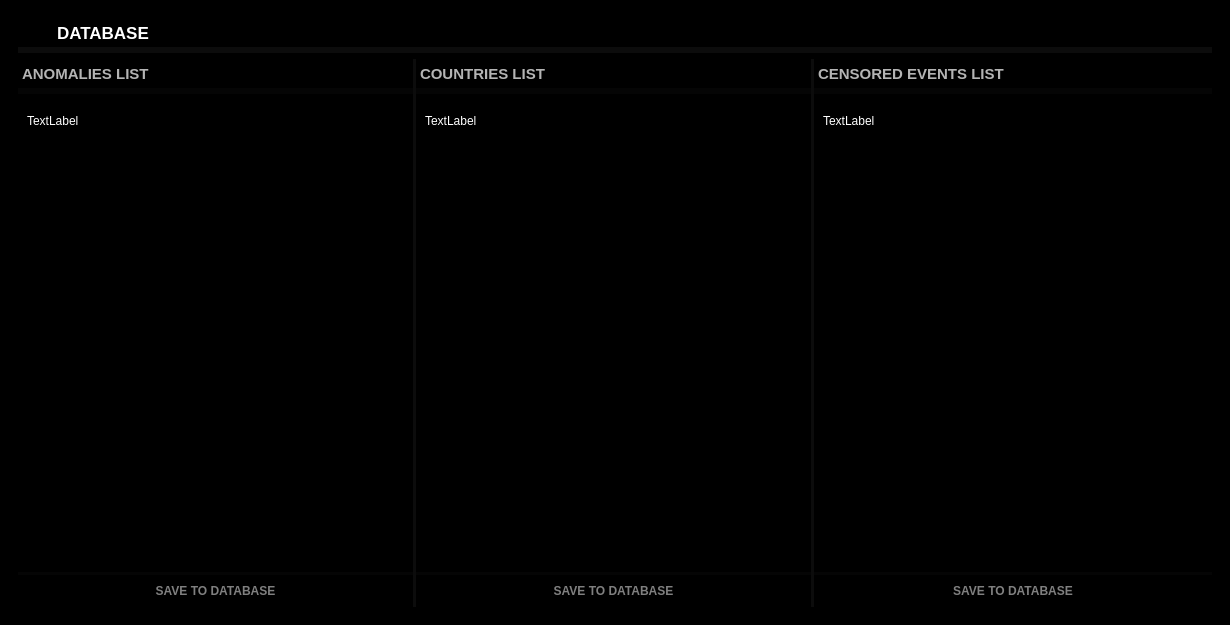
Old version of the form software/censorship_detection/database.ui in the repository john0x44/Censorship-Detection-In-Censored-Planet.
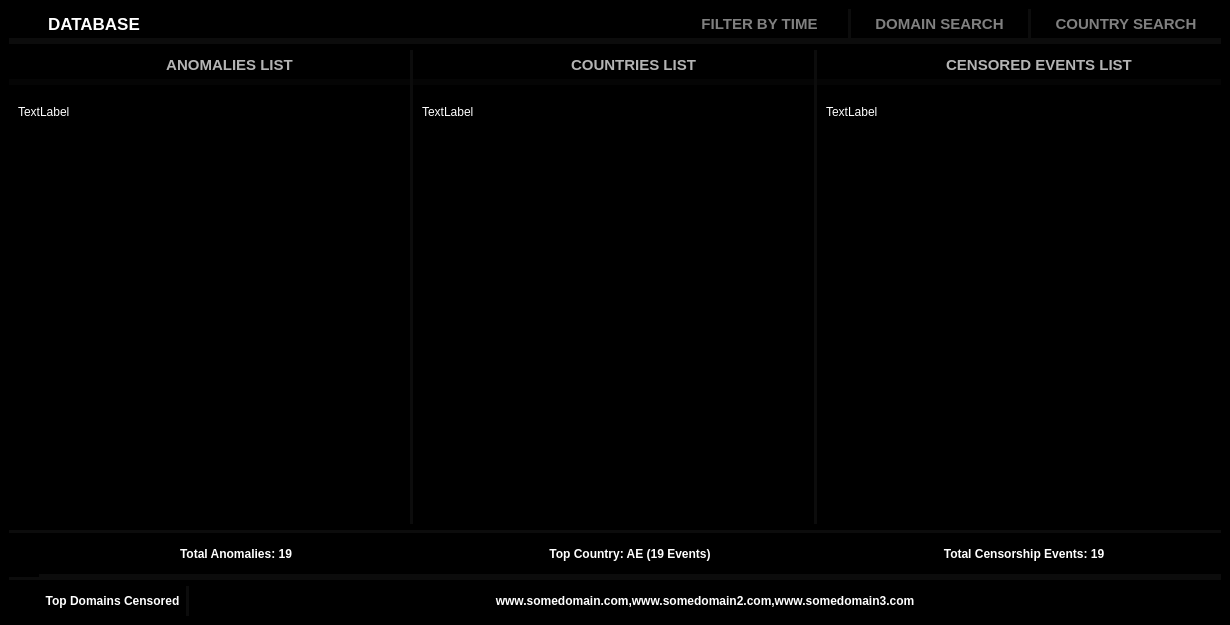
New version of the form. Icons and pictures are not drawn.

Patch:
```diff
--- a/software/censorship_detection/database.ui
+++ b/software/censorship_detection/database.ui
@@ -44,6 +44,21 @@
 </string>
    </property>
    <layout class="QVBoxLayout" name="verticalLayout">
+    <property name="spacing">
+     <number>0</number>
+    </property>
+    <property name="leftMargin">
+     <number>0</number>
+    </property>
+    <property name="topMargin">
+     <number>0</number>
+    </property>
+    <property name="rightMargin">
+     <number>0</number>
+    </property>
+    <property name="bottomMargin">
+     <number>0</number>
+    </property>
     <item>
      <widget class="QFrame" name="frame">
       <property name="frameShape">
@@ -130,6 +145,116 @@
             </property>
            </widget>
           </item>
+          <item>
+           <widget class="QPushButton" name="pushButton_7">
+            <property name="sizePolicy">
+             <sizepolicy hsizetype="Preferred" vsizetype="Preferred">
+              <horstretch>0</horstretch>
+              <verstretch>0</verstretch>
+             </sizepolicy>
+            </property>
+            <property name="maximumSize">
+             <size>
+              <width>180</width>
+              <height>16777215</height>
+             </size>
+            </property>
+            <property name="font">
+             <font>
+              <pointsize>11</pointsize>
+              <weight>75</weight>
+              <bold>true</bold>
+             </font>
+            </property>
+            <property name="styleSheet">
+             <string notr="true">Border-Right: 3px solid rgba(255,255,255,0.05);
+</string>
+            </property>
+            <property name="text">
+             <string>FILTER BY TIME</string>
+            </property>
+            <property name="icon">
+             <iconset>
+              <normaloff>icons/clock.svg</normaloff>icons/clock.svg</iconset>
+            </property>
+            <property name="iconSize">
+             <size>
+              <width>25</width>
+              <height>25</height>
+             </size>
+            </property>
+           </widget>
+          </item>
+          <item>
+           <widget class="QPushButton" name="pushButton_8">
+            <property name="sizePolicy">
+             <sizepolicy hsizetype="Preferred" vsizetype="Preferred">
+              <horstretch>0</horstretch>
+              <verstretch>0</verstretch>
+             </sizepolicy>
+            </property>
+            <property name="maximumSize">
+             <size>
+              <width>180</width>
+              <height>16777215</height>
+             </size>
+            </property>
+            <property name="font">
+             <font>
+              <pointsize>11</pointsize>
+              <weight>75</weight>
+              <bold>true</bold>
+             </font>
+            </property>
+            <property name="styleSheet">
+             <string notr="true">Border-Right: 3px solid rgba(255,255,255,0.05);
+</string>
+            </property>
+            <property name="text">
+             <string>DOMAIN SEARCH</string>
+            </property>
+            <property name="icon">
+             <iconset>
+              <normaloff>icons/web.svg</normaloff>icons/web.svg</iconset>
+            </property>
+           </widget>
+          </item>
+          <item>
+           <widget class="QPushButton" name="pushButton_9">
+            <property name="sizePolicy">
+             <sizepolicy hsizetype="Preferred" vsizetype="Preferred">
+              <horstretch>0</horstretch>
+              <verstretch>0</verstretch>
+             </sizepolicy>
+            </property>
+            <property name="maximumSize">
+             <size>
+              <width>190</width>
+              <height>16777215</height>
+             </size>
+            </property>
+            <property name="font">
+             <font>
+              <pointsize>11</pointsize>
+              <weight>75</weight>
+              <bold>true</bold>
+             </font>
+            </property>
+            <property name="text">
+             <string>COUNTRY SEARCH</string>
+            </property>
+            <property name="icon">
+             <iconset>
+              <normaloff>icons/country.svg</normaloff>icons/country.svg</iconset>
+            </property>
+            <property name="iconSize">
+             <size>
+              <width>22</width>
+              <height>22</height>
+             </size>
+            </property>
+           </widget>
+          </item>
          </layout>
         </widget>
        </item>
@@ -220,6 +345,35 @@
                 <property name="bottomMargin">
                  <number>0</number>
                 </property>
+                <item>
+                 <widget class="QPushButton" name="pushButton_2">
+                  <property name="sizePolicy">
+                   <sizepolicy hsizetype="Preferred" vsizetype="Preferred">
+                    <horstretch>0</horstretch>
+                    <verstretch>0</verstretch>
+                   </sizepolicy>
+                  </property>
+                  <property name="maximumSize">
+                   <size>
+                    <width>40</width>
+                    <height>16777215</height>
+                   </size>
+                  </property>
+                  <property name="text">
+                   <string/>
+                  </property>
+                  <property name="icon">
+                   <iconset>
+                    <normaloff>icons/anomaly.svg</normaloff>icons/anomaly.svg</iconset>
+                  </property>
+                  <property name="iconSize">
+                   <size>
+                    <width>25</width>
+                    <height>25</height>
+                   </size>
+                  </property>
+                 </widget>
+                </item>
                 <item>
                  <widget class="QLabel" name="label_2">
                   <property name="font">
@@ -235,6 +389,9 @@
                   <property name="text">
                    <string>ANOMALIES LIST</string>
                   </property>
+                  <property name="alignment">
+                   <set>Qt::AlignCenter</set>
+                  </property>
                  </widget>
                 </item>
                </layout>
@@ -283,8 +440,8 @@
                     <rect>
                      <x>0</x>
                      <y>0</y>
-                     <width>395</width>
-                     <height>478</height>
+                     <width>401</width>
+                     <height>439</height>
                     </rect>
                    </property>
                    <layout class="QVBoxLayout" name="verticalLayout_9">
@@ -305,35 +462,6 @@
                   </widget>
                  </widget>
                 </item>
-                <item>
-                 <widget class="QPushButton" name="pushButton_2">
-                  <property name="sizePolicy">
-                   <sizepolicy hsizetype="Preferred" vsizetype="Preferred">
-                    <horstretch>0</horstretch>
-                    <verstretch>0</verstretch>
-                   </sizepolicy>
-                  </property>
-                  <property name="maximumSize">
-                   <size>
-                    <width>16777215</width>
-                    <height>35</height>
-                   </size>
-                  </property>
-                  <property name="font">
-                   <font>
-                    <weight>75</weight>
-                    <bold>true</bold>
-                   </font>
-                  </property>
-                  <property name="styleSheet">
-                   <string notr="true">Border-Top: 3px solid rgba(255,255,255,0.02);
-</string>
-                  </property>
-                  <property name="text">
-                   <string>SAVE TO DATABASE</string>
-                  </property>
-                 </widget>
-                </item>
                </layout>
               </widget>
              </item>
@@ -403,6 +531,35 @@
                 <property name="bottomMargin">
                  <number>0</number>
                 </property>
+                <item>
+                 <widget class="QPushButton" name="pushButton_3">
+                  <property name="sizePolicy">
+                   <sizepolicy hsizetype="Preferred" vsizetype="Preferred">
+                    <horstretch>0</horstretch>
+                    <verstretch>0</verstretch>
+                   </sizepolicy>
+                  </property>
+                  <property name="maximumSize">
+                   <size>
+                    <width>40</width>
+                    <height>16777215</height>
+                   </size>
+                  </property>
+                  <property name="text">
+                   <string/>
+                  </property>
+                  <property name="icon">
+                   <iconset>
+                    <normaloff>icons/country.svg</normaloff>icons/country.svg</iconset>
+                  </property>
+                  <property name="iconSize">
+                   <size>
+                    <width>25</width>
+                    <height>25</height>
+                   </size>
+                  </property>
+                 </widget>
+                </item>
                 <item>
                  <widget class="QLabel" name="label_3">
                   <property name="font">
@@ -418,6 +575,9 @@
                   <property name="text">
                    <string>COUNTRIES LIST</string>
                   </property>
+                  <property name="alignment">
+                   <set>Qt::AlignCenter</set>
+                  </property>
                  </widget>
                 </item>
                </layout>
@@ -434,7 +594,7 @@
                <property name="frameShadow">
                 <enum>QFrame::Raised</enum>
                </property>
-               <layout class="QVBoxLayout" name="verticalLayout_7" stretch="0,0">
+               <layout class="QVBoxLayout" name="verticalLayout_7" stretch="0">
                 <property name="spacing">
                  <number>0</number>
                 </property>
@@ -466,8 +626,8 @@
                     <rect>
                      <x>0</x>
                      <y>0</y>
-                     <width>395</width>
-                     <height>478</height>
+                     <width>401</width>
+                     <height>439</height>
                     </rect>
                    </property>
                    <layout class="QVBoxLayout" name="verticalLayout_10">
@@ -494,35 +654,6 @@
                   </widget>
                  </widget>
                 </item>
-                <item>
-                 <widget class="QPushButton" name="pushButton_3">
-                  <property name="sizePolicy">
-                   <sizepolicy hsizetype="Preferred" vsizetype="Preferred">
-                    <horstretch>0</horstretch>
-                    <verstretch>0</verstretch>
-                   </sizepolicy>
-                  </property>
-                  <property name="maximumSize">
-                   <size>
-                    <width>16777215</width>
-                    <height>35</height>
-                   </size>
-                  </property>
-                  <property name="font">
-                   <font>
-                    <weight>75</weight>
-                    <bold>true</bold>
-                   </font>
-                  </property>
-                  <property name="styleSheet">
-                   <string notr="true">Border-Top: 3px solid rgba(255,255,255,0.02);
-</string>
-                  </property>
-                  <property name="text">
-                   <string>SAVE TO DATABASE</string>
-                  </property>
-                 </widget>
-                </item>
                </layout>
               </widget>
              </item>
@@ -599,6 +730,35 @@
                 <property name="bottomMargin">
                  <number>0</number>
                 </property>
+                <item>
+                 <widget class="QPushButton" name="pushButton_4">
+                  <property name="sizePolicy">
+                   <sizepolicy hsizetype="Preferred" vsizetype="Preferred">
+                    <horstretch>0</horstretch>
+                    <verstretch>0</verstretch>
+                   </sizepolicy>
+                  </property>
+                  <property name="maximumSize">
+                   <size>
+                    <width>40</width>
+                    <height>16777215</height>
+                   </size>
+                  </property>
+                  <property name="text">
+                   <string/>
+                  </property>
+                  <property name="icon">
+                   <iconset>
+                    <normaloff>icons/blocked.svg</normaloff>icons/blocked.svg</iconset>
+                  </property>
+                  <property name="iconSize">
+                   <size>
+                    <width>20</width>
+                    <height>20</height>
+                   </size>
+                  </property>
+                 </widget>
+                </item>
                 <item>
                  <widget class="QLabel" name="label_4">
                   <property name="font">
@@ -614,6 +774,9 @@
                   <property name="text">
                    <string>CENSORED EVENTS LIST</string>
                   </property>
+                  <property name="alignment">
+                   <set>Qt::AlignCenter</set>
+                  </property>
                  </widget>
                 </item>
                </layout>
@@ -662,8 +825,8 @@
                     <rect>
                      <x>0</x>
                      <y>0</y>
-                     <width>398</width>
-                     <height>478</height>
+                     <width>404</width>
+                     <height>439</height>
                     </rect>
                    </property>
                    <layout class="QVBoxLayout" name="verticalLayout_11">
@@ -684,35 +847,6 @@
                   </widget>
                  </widget>
                 </item>
-                <item>
-                 <widget class="QPushButton" name="pushButton_4">
-                  <property name="sizePolicy">
-                   <sizepolicy hsizetype="Preferred" vsizetype="Preferred">
-                    <horstretch>0</horstretch>
-                    <verstretch>0</verstretch>
-                   </sizepolicy>
-                  </property>
-                  <property name="maximumSize">
-                   <size>
-                    <width>16777215</width>
-                    <height>35</height>
-                   </size>
-                  </property>
-                  <property name="font">
-                   <font>
-                    <weight>75</weight>
-                    <bold>true</bold>
-                   </font>
-                  </property>
-                  <property name="styleSheet">
-                   <string notr="true">Border-Top: 3px solid rgba(255,255,255,0.02);
-</string>
-                  </property>
-                  <property name="text">
-                   <string>SAVE TO DATABASE</string>
-                  </property>
-                 </widget>
-                </item>
                </layout>
               </widget>
              </item>
@@ -722,6 +856,231 @@
          </layout>
         </widget>
        </item>
+       <item>
+        <widget class="QFrame" name="frame_13">
+         <property name="maximumSize">
+          <size>
+           <width>16777215</width>
+           <height>50</height>
+          </size>
+         </property>
+         <property name="styleSheet">
+          <string notr="true">Border-Top: 3px solid rgba(255,255,255,0.05);
+Border-Bottom: 3px solid rgba(255,255,255,0.05);
+</string>
+         </property>
+         <property name="frameShape">
+          <enum>QFrame::StyledPanel</enum>
+         </property>
+         <property name="frameShadow">
+          <enum>QFrame::Raised</enum>
+         </property>
+         <layout class="QHBoxLayout" name="horizontalLayout_6">
+          <property name="spacing">
+           <number>0</number>
+          </property>
+          <property name="leftMargin">
+           <number>0</number>
+          </property>
+          <property name="topMargin">
+           <number>0</number>
+          </property>
+          <property name="rightMargin">
+           <number>0</number>
+          </property>
+          <property name="bottomMargin">
+           <number>0</number>
+          </property>
+          <item>
+           <widget class="QPushButton" name="pushButton_5">
+            <property name="sizePolicy">
+             <sizepolicy hsizetype="Preferred" vsizetype="Preferred">
+              <horstretch>0</horstretch>
+              <verstretch>0</verstretch>
+             </sizepolicy>
+            </property>
+            <property name="maximumSize">
+             <size>
+              <width>30</width>
+              <height>16777215</height>
+             </size>
+            </property>
+            <property name="styleSheet">
+             <string notr="true">Border: 0px;</string>
+            </property>
+            <property name="text">
+             <string/>
+            </property>
+            <property name="icon">
+             <iconset>
+              <normaloff>icons/sql.svg</normaloff>icons/sql.svg</iconset>
+            </property>
+            <property name="iconSize">
+             <size>
+              <width>25</width>
+              <height>25</height>
+             </size>
+            </property>
+           </widget>
+          </item>
+          <item>
+           <widget class="QLabel" name="label_8">
+            <property name="font">
+             <font>
+              <weight>75</weight>
+              <bold>true</bold>
+             </font>
+            </property>
+            <property name="styleSheet">
+             <string notr="true">Border-Top : 0px;</string>
+            </property>
+            <property name="text">
+             <string>Total Anomalies: 19</string>
+            </property>
+            <property name="alignment">
+             <set>Qt::AlignCenter</set>
+            </property>
+           </widget>
+          </item>
+          <item>
+           <widget class="QLabel" name="label_9">
+            <property name="font">
+             <font>
+              <weight>75</weight>
+              <bold>true</bold>
+             </font>
+            </property>
+            <property name="styleSheet">
+             <string notr="true">Border-Top : 0px;</string>
+            </property>
+            <property name="text">
+             <string>Top Country: AE (19 Events)</string>
+            </property>
+            <property name="alignment">
+             <set>Qt::AlignCenter</set>
+            </property>
+           </widget>
+          </item>
+          <item>
+           <widget class="QLabel" name="label_10">
+            <property name="font">
+             <font>
+              <weight>75</weight>
+              <bold>true</bold>
+             </font>
+            </property>
+            <property name="styleSheet">
+             <string notr="true">Border-Top : 0px;</string>
+            </property>
+            <property name="text">
+             <string>Total Censorship Events: 19</string>
+            </property>
+            <property name="alignment">
+             <set>Qt::AlignCenter</set>
+            </property>
+           </widget>
+          </item>
+         </layout>
+        </widget>
+       </item>
+       <item>
+        <widget class="QFrame" name="frame_14">
+         <property name="maximumSize">
+          <size>
+           <width>16777215</width>
+           <height>30</height>
+          </size>
+         </property>
+         <property name="frameShape">
+          <enum>QFrame::StyledPanel</enum>
+         </property>
+         <property name="frameShadow">
+          <enum>QFrame::Raised</enum>
+         </property>
+         <layout class="QHBoxLayout" name="horizontalLayout_7">
+          <property name="spacing">
+           <number>0</number>
+          </property>
+          <property name="leftMargin">
+           <number>0</number>
+          </property>
+          <property name="topMargin">
+           <number>0</number>
+          </property>
+          <property name="rightMargin">
+           <number>0</number>
+          </property>
+          <property name="bottomMargin">
+           <number>0</number>
+          </property>
+          <item>
+           <widget class="QPushButton" name="pushButton_6">
+            <property name="sizePolicy">
+             <sizepolicy hsizetype="Preferred" vsizetype="Preferred">
+              <horstretch>0</horstretch>
+              <verstretch>0</verstretch>
+             </sizepolicy>
+            </property>
+            <property name="maximumSize">
+             <size>
+              <width>30</width>
+              <height>999999</height>
+             </size>
+            </property>
+            <property name="text">
+             <string/>
+            </property>
+            <property name="icon">
+             <iconset>
+              <normaloff>icons/status.svg</normaloff>icons/status.svg</iconset>
+            </property>
+           </widget>
+          </item>
+          <item>
+           <widget class="QLabel" name="label_11">
+            <property name="maximumSize">
+             <size>
+              <width>150</width>
+              <height>16777215</height>
+             </size>
+            </property>
+            <property name="font">
+             <font>
+              <weight>75</weight>
+              <bold>true</bold>
+             </font>
+            </property>
+            <property name="styleSheet">
+             <string notr="true">Border-Right: 3px solid rgba(255,255,255,0.05);
+</string>
+            </property>
+            <property name="text">
+             <string>Top Domains Censored</string>
+            </property>
+            <property name="alignment">
+             <set>Qt::AlignCenter</set>
+            </property>
+           </widget>
+          </item>
+          <item>
+           <widget class="QLabel" name="label_12">
+            <property name="font">
+             <font>
+              <weight>75</weight>
+              <bold>true</bold>
+             </font>
+            </property>
+            <property name="text">
+             <string>www.somedomain.com,www.somedomain2.com,www.somedomain3.com</string>
+            </property>
+            <property name="alignment">
+             <set>Qt::AlignCenter</set>
+            </property>
+           </widget>
+          </item>
+         </layout>
+        </widget>
+       </item>
       </layout>
      </widget>
     </item>
```
